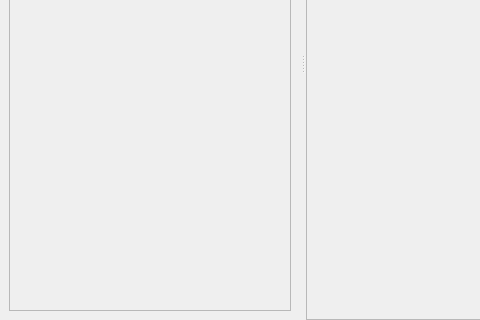
introlab/find-object, file src/ui/mainWindow.ui: the form before one commit; both pictures show x 0 to 480 and y 213 to 533 of the 871 by 533 pixel window.
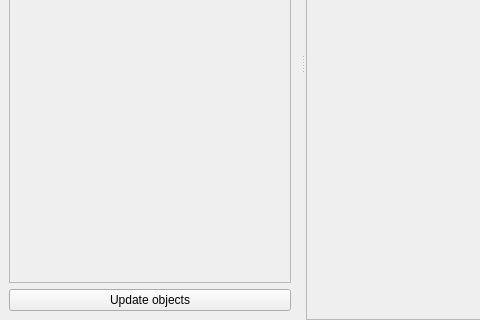
The form after the commit. Custom widgets are drawn as their Qt base class.

Commit message: Added some new features ("update objects" button and region selection) described in issue 2.

What changed in the file:
```diff
--- a/src/ui/mainWindow.ui
+++ b/src/ui/mainWindow.ui
@@ -379,7 +379,7 @@
    <property name="minimumSize">
     <size>
      <width>300</width>
-     <height>128</height>
+     <height>162</height>
     </size>
    </property>
    <property name="windowTitle">
@@ -407,7 +407,7 @@
           <x>0</x>
           <y>0</y>
           <width>274</width>
-          <height>459</height>
+          <height>425</height>
          </rect>
         </property>
         <layout class="QVBoxLayout" name="verticalLayout_objects">
@@ -431,6 +431,13 @@
        </widget>
       </widget>
      </item>
+     <item>
+      <widget class="QPushButton" name="pushButton_updateObjects">
+       <property name="text">
+        <string>Update objects</string>
+       </property>
+      </widget>
+     </item>
     </layout>
    </widget>
   </widget>
```
The commit also changes 10 other files.
